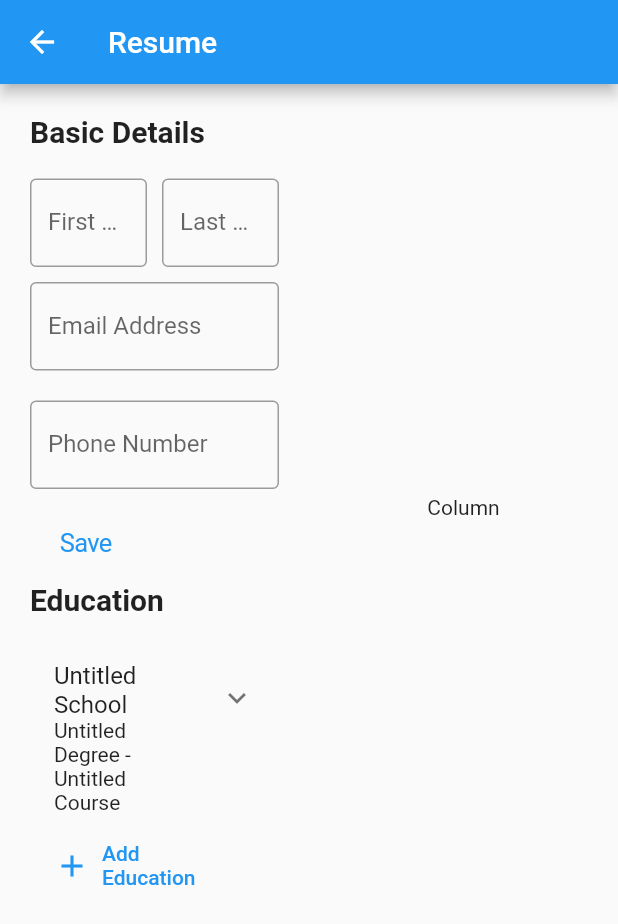
After one commit to rishabh-stack/profile-, a Flutter app: the Resume screen opened directly, after a tap on "Add Education", on a phone screen of 412 x 824 dp. The commit adds this screen. Shown: the top 924 px of the screen. Run offline on Flutter 3.47's test engine with Material 2 defaults, Android fonts, the phone set to English and light mode, and no system bars; our stand-ins replace cloud_firestore, firebase_auth, firebase_core, font_awesome_flutter, google_sign_in; accounts and stored records are empty; network calls fail.

Commit message:
Added resume.dart

```diff
--- /dev/null
+++ b/lib/resume/resume_maker.dart
@@ -0,0 +1,101 @@
+import 'dart:developer';
+import 'package:flutter/material.dart';
+import 'package:font_awesome_flutter/font_awesome_flutter.dart';
+import 'package:flutter/cupertino.dart';
+import 'package:cloud_firestore/cloud_firestore.dart';
+import './widgets/personal_details.dart';
+import './widgets/education.dart';
+import 'package:firebase_core/firebase_core.dart';
+import '../firebase_options.dart';
+
+
+class Resume extends StatefulWidget {
+  const Resume({Key? key}) : super(key: key);
+
+  @override
+  State<Resume> createState() => _ResumeState();
+}
+
+class _ResumeState extends State<Resume> {
+
+  TextEditingController nameController = TextEditingController();
+  TextEditingController emailController = TextEditingController();
+
+
+
+  void saveBio () async{
+    String name = nameController.text.trim();
+    String email = emailController.text.trim();
+
+    nameController.clear();
+    emailController.clear();
+
+    if(name != "" && email !=""){
+      Map<String, dynamic> newUserBio = {
+        "name" : name,
+        "email" : email,
+      };
+      await FirebaseFirestore.instance.collection("bio").add(newUserBio);
+      final snackBar = SnackBar(
+        behavior: SnackBarBehavior.floating,
+        content: Text('User created.'),
+        action: SnackBarAction(
+          label: 'Okay',
+          onPressed: () {},
+        ),
+      );
+      ScaffoldMessenger.of(context).showSnackBar(snackBar);
+    }
+    else{
+      final snackBar = SnackBar(
+        behavior: SnackBarBehavior.floating,
+        content: Text('Please fill all the required fields.'),
+        action: SnackBarAction(
+          label: 'Okay',
+          onPressed: () {},
+        ),
+      );
+      ScaffoldMessenger.of(context).showSnackBar(snackBar);
+    }
+  }
+
+  @override
+  Widget build(BuildContext context) {
+    return Scaffold(
+      appBar: AppBar(
+        title: Text("Resume"),
+      ),
+      body: SingleChildScrollView(
+        child: Row(
+          children: <Widget>[
+            Expanded(
+              flex: 1,
+              child: Padding(
+                padding: const EdgeInsets.all(20.0),
+                child: Column(
+                  crossAxisAlignment: CrossAxisAlignment.start,
+                  children: <Widget>[
+                    PersonalDetails(),
+                    CupertinoButton(child: Text("Save"), onPressed: (){
+                      saveBio();
+                    }),
+                    Education(),
+                  ],
+                ),
+              ),
+            ),
+            Expanded(
+              flex: 1,
+              child: Column(
+                children: <Widget>[
+                  Text("Column"),
+                ],
+              ),
+            ),
+
+          ],
+        ),
+      ),
+    );
+  }
+}
--- /dev/null
+++ b/lib/resume/widgets/education.dart
@@ -0,0 +1,291 @@
+import 'dart:developer';
+import 'package:flutter/material.dart';
+import 'package:cloud_firestore/cloud_firestore.dart';
+import 'package:uuid/uuid.dart';
+
+
+
+Uuid uuid = const Uuid();
+
+class Education extends StatefulWidget {
+  const Education({Key? key}) : super(key: key);
+
+  @override
+  State<Education> createState() => _EducationState();
+}
+
+class _EducationState extends State<Education> {
+  final _myKey = GlobalKey();
+
+  List<Widget> _educationList = <Widget>[];
+
+  int indexId = 0;
+
+  void addEducation(int index) {
+    setState(() {
+      _educationList.add(
+          ExpansionEducation(
+            //section: _educationList[index],
+              idx: index,
+              onPressed: (int val) {
+                log('index: ${val}');
+                _educationList.remove(_educationList[val]);
+                // log('${_educationList.length}');
+                log('$index');
+                setState( () => _educationList = _educationList);
+              }
+          )
+      );
+
+    });
+  }
+
+
+  @override
+  Widget build(BuildContext context) {
+
+
+
+
+    log('$indexId');
+
+
+
+    return Column(
+      mainAxisSize: MainAxisSize.min,
+      crossAxisAlignment: CrossAxisAlignment.start,
+      children: <Widget>[
+        const Text("Education",
+            style: TextStyle(
+              fontSize: 20.0,
+              fontWeight: FontWeight.bold,
+            )),
+        const SizedBox(
+          height: 20.0,
+        ),
+        Flexible(
+          fit: FlexFit.loose,
+          child:  ListView.builder(
+              shrinkWrap: true,
+              physics: const NeverScrollableScrollPhysics(),
+              itemCount: _educationList.length,
+              itemBuilder: (context, index) {
+                log('$index');
+                return Padding(
+                  key: Key(uuid.v4()),
+                  padding: EdgeInsets.symmetric(vertical: 5.0),
+                  child: _educationList[index],
+                );
+              }),
+        ),
+        Padding(
+          padding: const EdgeInsets.fromLTRB(8.0, 0.0, 28.0, 0.0),
+          child: TextButton.icon(
+            onPressed: () {
+              addEducation(indexId);
+              setState( () => indexId = indexId + 1);
+            },
+            icon: const Icon(Icons.add),
+            label: const Text('Add Education'),
+          ),
+        )
+      ],
+    );
+  }
+}
+
+class ExpansionEducation extends StatefulWidget {
+  const ExpansionEducation({
+    Key? key,
+    //required this.section,
+    required this.onPressed,
+    required this.idx,
+  }) : super(key: key);
+
+  final Function(int) onPressed;
+  //final Widget section;
+  final int idx;
+
+  @override
+  State<ExpansionEducation> createState() => _ExpansionEducationState();
+}
+
+class _ExpansionEducationState extends State<ExpansionEducation>with AutomaticKeepAliveClientMixin {
+
+  @override
+  bool get wantKeepAlive => true;
+
+  TextEditingController schoolController = TextEditingController();
+  TextEditingController degreeController = TextEditingController();
+  TextEditingController courseController = TextEditingController();
+  TextEditingController startDateController = TextEditingController();
+  TextEditingController endDateController = TextEditingController();
+  TextEditingController cityController = TextEditingController();
+
+  @override
+  Widget build(BuildContext context) {
+    String school = schoolController.text.trim();
+    String degree = degreeController.text.trim();
+    String course = courseController.text.trim();
+
+    void deleteEducation(int x) {
+      return (widget.onPressed(x));
+    }
+
+    return ExpansionTile(
+      title: (school == "") ? const Text('Untitled School') : Text(school),
+      subtitle: (degree == "")
+          ? const Text('Untitled Degree - Untitled Course')
+          : Text('$degree - $course'),
+      children: <Widget>[
+        Padding(
+          padding: const EdgeInsets.fromLTRB(0.0, 20.0, 20.0, 0.0),
+          child: Row(
+            children: <Widget>[
+              Expanded(
+                child: Padding(
+                  padding: const EdgeInsets.symmetric(horizontal: 8.0),
+                  child: TextField(
+                    controller: schoolController,
+                    onChanged: (txt) {
+                      setState(() => school = txt);
+                    },
+                    decoration: const InputDecoration(
+                      labelText: "School",
+                      border: OutlineInputBorder(),
+                    ),
+                  ),
+                ),
+              ),
+              const SizedBox(
+                width: 5.0,
+              ),
+              Expanded(
+                child: Padding(
+                  padding: const EdgeInsets.symmetric(horizontal: 8.0),
+                  child: TextField(
+                    controller: degreeController,
+                    onChanged: (txt) {
+                      setState(() => degree = txt);
+                    },
+                    decoration: const InputDecoration(
+                      labelText: "Degree",
+                      border: OutlineInputBorder(),
+                    ),
+                  ),
+                ),
+              ),
+            ],
+          ),
+        ),
+        Padding(
+          padding: const EdgeInsets.fromLTRB(0.0, 20.0, 20.0, 0.0),
+          child: Row(
+            children: <Widget>[
+              Expanded(
+                child: Padding(
+                  padding: const EdgeInsets.symmetric(horizontal: 8.0),
+                  child: TextField(
+                    controller: courseController,
+                    onChanged: (txt) {
+                      setState(() => course = txt);
+                    },
+                    decoration: const InputDecoration(
+                      labelText: 'Course',
+                      border: OutlineInputBorder(),
+                    ),
+                  ),
+                ),
+              ),
+              const SizedBox(
+                width: 5.0,
+              ),
+              Expanded(
+                child: Padding(
+                  padding: const EdgeInsets.symmetric(horizontal: 8.0),
+                  child: TextField(
+                    //controller: nameController,
+                    decoration: InputDecoration(
+                      labelText: "GPA",
+                      border: OutlineInputBorder(),
+                    ),
+                  ),
+                ),
+              ),
+            ],
+          ),
+        ),
+        SizedBox(
+          height: 5.0,
+        ),
+        Padding(
+          padding: const EdgeInsets.fromLTRB(0, 20.0, 20.0, 0.0),
+          child: Row(
+            children: <Widget>[
+              Expanded(
+                child: Row(
+                  children: [
+                    Expanded(
+                      child: Padding(
+                        padding: const EdgeInsets.symmetric(horizontal: 8.0),
+                        child: TextField(
+                          //controller: nameController,
+                          decoration: InputDecoration(
+                            labelText: "Start Date",
+                            border: OutlineInputBorder(),
+                          ),
+                        ),
+                      ),
+                    ),
+                    SizedBox(
+                      width: 10.0,
+                    ),
+                    Expanded(
+                      child: Padding(
+                        padding: const EdgeInsets.symmetric(horizontal: 8.0),
+                        child: TextField(
+                          //controller: nameController,
+                          decoration: InputDecoration(
+                            labelText: "End Date",
+                            border: OutlineInputBorder(),
+                          ),
+                        ),
+                      ),
+                    ),
+                  ],
+                ),
+              ),
+              SizedBox(
+                width: 10.0,
+              ),
+              Expanded(
+                child: Padding(
+                  padding: const EdgeInsets.symmetric(horizontal: 8.0),
+                  child: TextField(
+                    //controller: nameController,
+                    decoration: InputDecoration(
+                      labelText: "City",
+                      border: OutlineInputBorder(),
+                    ),
+                  ),
+                ),
+              ),
+            ],
+          ),
+        ),
+        SizedBox(
+          height: 20.0,
+        ),
+        TextButton.icon(
+          onPressed: () {
+
+            deleteEducation(widget.idx);
+
+          },
+          icon: Icon(Icons.delete),
+          label: Text("Delete this education"),
+        )
+      ],
+    );
+  }
+}
--- /dev/null
+++ b/lib/resume/widgets/personal_details.dart
@@ -0,0 +1,112 @@
+import 'dart:developer';
+import 'package:flutter/material.dart';
+import 'package:cloud_firestore/cloud_firestore.dart';
+
+class PersonalDetails extends StatefulWidget {
+  const PersonalDetails({Key? key}) : super(key: key);
+
+  @override
+  State<PersonalDetails> createState() => _PersonalDetailsState();
+}
+
+class _PersonalDetailsState extends State<PersonalDetails> {
+
+  TextEditingController nameController = TextEditingController();
+  TextEditingController emailController = TextEditingController();
+
+
+
+  void saveBio () async{
+    String name = nameController.text.trim();
+    String email = emailController.text.trim();
+
+    nameController.clear();
+    emailController.clear();
+
+    if(name != "" && email !=""){
+      Map<String, dynamic> newUserBio = {
+        "name" : name,
+        "email" : email,
+      };
+      await FirebaseFirestore.instance.collection("bio").add(newUserBio);
+      final snackBar = SnackBar(
+        behavior: SnackBarBehavior.floating,
+        content: Text('User created.'),
+        action: SnackBarAction(
+          label: 'Okay',
+          onPressed: () {},
+        ),
+      );
+      ScaffoldMessenger.of(context).showSnackBar(snackBar);
+    }
+    else{
+      final snackBar = SnackBar(
+        behavior: SnackBarBehavior.floating,
+        content: Text('Please fill all the required fields.'),
+        action: SnackBarAction(
+          label: 'Okay',
+          onPressed: () {},
+        ),
+      );
+      ScaffoldMessenger.of(context).showSnackBar(snackBar);
+    }
+  }
+
+
+
+  @override
+  Widget build(BuildContext context) {
+    return Column(
+      crossAxisAlignment: CrossAxisAlignment.start,
+      children: <Widget>[
+        Text(
+            "Basic Details",
+            style: TextStyle(
+              fontSize: 20.0,
+              fontWeight: FontWeight.bold,
+            )
+        ),
+        SizedBox(height: 20.0,),
+        Row(
+          children: <Widget>[
+            Expanded(
+              child: TextField(
+                controller: nameController,
+                decoration: InputDecoration(
+                  labelText: "First Name",
+                  border: OutlineInputBorder(),
+                ),
+              ),
+            ),
+            SizedBox(width: 10.0,),
+            Expanded(
+              child: TextField(
+                controller: nameController,
+                decoration: InputDecoration(
+                  labelText: "Last Name",
+                  border: OutlineInputBorder(),
+                ),
+              ),
+            ),
+          ],
+        ),
+        SizedBox(height: 10.0,),
+        TextField(
+          controller: emailController,
+          decoration: InputDecoration(
+            labelText: "Email Address",
+            border: OutlineInputBorder(),
+          ),
+        ),
+        SizedBox(height: 20.0,),
+        TextField(
+          decoration: InputDecoration(
+            labelText: "Phone Number",
+            border: OutlineInputBorder(),
+          ),
+        ),
+        SizedBox(height: 10.0,),
+      ],
+    );
+  }
+}
--- a/lib/screens/email_auth/signup_screen.dart
+++ b/lib/screens/email_auth/signup_screen.dart
@@ -28,6 +28,9 @@ class _SignUpScreenState extends State<SignUpScreen> {
   @override
   Widget build(BuildContext context) {
     return Scaffold(
+      appBar: AppBar(
+        title: Text("Sign Up"),
+      ),
       body: Column(
         mainAxisAlignment: MainAxisAlignment.center,
         children: [
--- a/lib/screens/home_screen.dart
+++ b/lib/screens/home_screen.dart
@@ -5,6 +5,8 @@ import 'package:project/firebase_options.dart';
 import 'package:project/services/firebase_auth_methods.dart';
 import 'package:firebase_auth/firebase_auth.dart';
 import 'package:project/widgets/custom_button.dart';
+import 'package:flutter/cupertino.dart';
+import '../resume/resume_maker.dart';
 
 void main() async {
   WidgetsFlutterBinding.ensureInitialized();
@@ -110,6 +112,15 @@ class Home extends StatelessWidget {
                                   },
                                   text: 'Email not verified!   Verify Email',
                                 ),
+                              SizedBox(height: 100.0,),
+                              TextButton(
+                                onPressed: () {
+                                  Navigator.push(context, CupertinoPageRoute(
+                                      builder: (context) => Resume()
+                                  ));
+                                },
+                                child: Text("Create New Resume"),
+                              ),
                             ],
                           ),
                         ),
--- a/pubspec.yaml
+++ b/pubspec.yaml
@@ -40,6 +40,8 @@ dependencies:
   firebase_messaging: ^11.4.1
   provider: ^6.0.3
   google_sign_in: ^5.3.3
+  cloud_firestore: ^3.1.18
+  uuid: ^3.0.6
 
 dev_dependencies:
   flutter_test:
```
Also changed, not shown: pubspec.lock, 1 other file.
